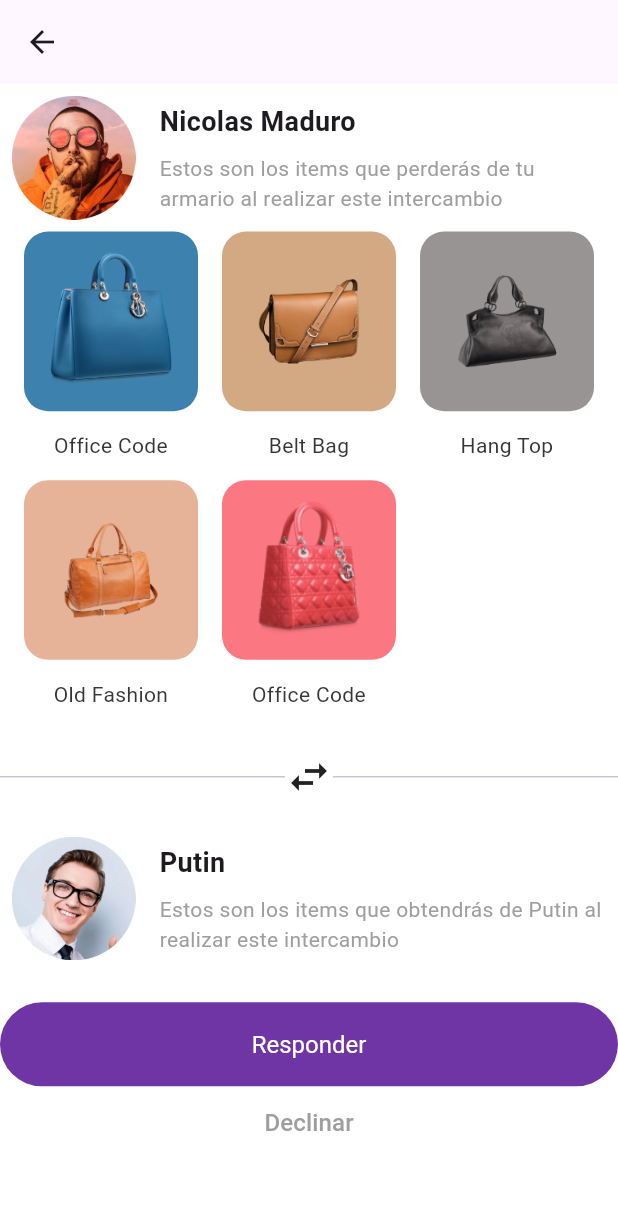
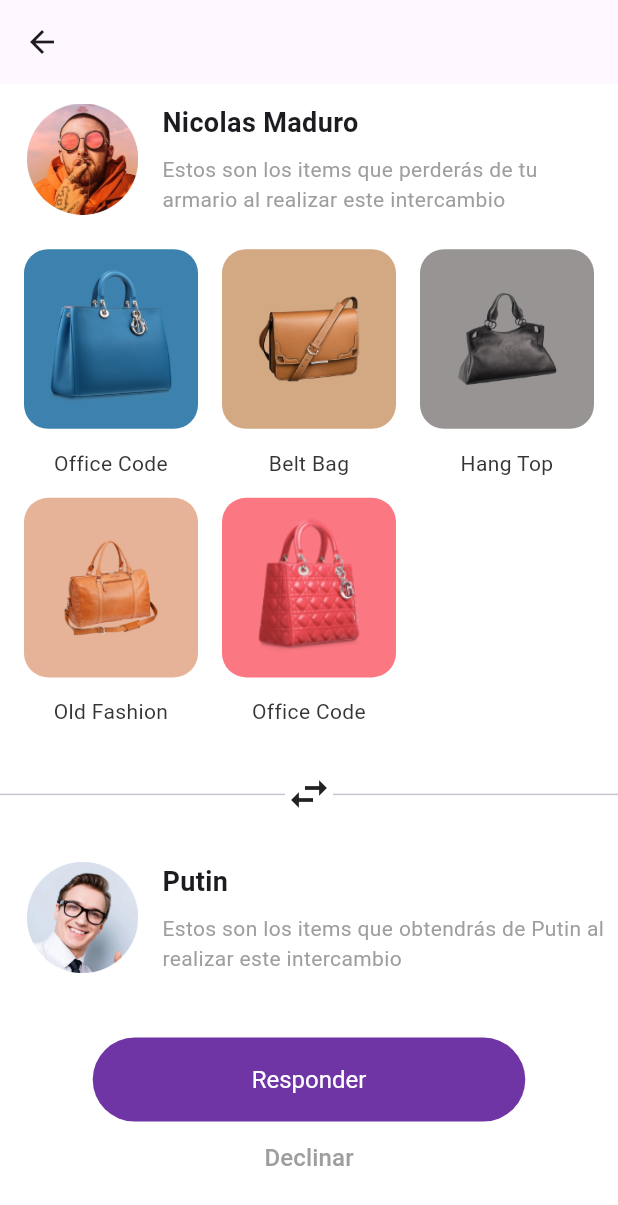
Before and after one commit to SwappyUPV/Swappy-Front, a Flutter app: the Exchanges screen opened directly, on a phone screen of 412 x 824 dp. Shown: the top 1205 px of the screen. Run offline on Flutter 3.47's test engine with Material 3 defaults, Android fonts, the phone set to English and light mode, and no system bars; our stand-ins replace cloud_firestore, firebase_auth, firebase_core, firebase_storage, flutter_svg, get and 4 more; accounts and stored records are empty; network calls fail; project files that could hold a hidden picture were left out.

Commit message:
responsive va de subida, no para

```diff
--- a/lib/features/exchanges/screens/home/components/user_header.dart
+++ b/lib/features/exchanges/screens/home/components/user_header.dart
@@ -18,7 +18,7 @@ class UserHeader extends StatelessWidget {
     // Ajustar el tamaño de la imagen según el ancho de la pantalla y si es web o móvil
     final double imageSize = kIsWeb
         ? MediaQuery.of(context).size.width * 0.06 // Tamaño de imagen en web
-        : MediaQuery.of(context).size.width * 0.2; // Tamaño de imagen en móvil
+        : MediaQuery.of(context).size.width * 0.18; // Tamaño de imagen en móvil
 
     final double maxWidth = 1000.0; // Máximo ancho del header en web
 
@@ -26,7 +26,7 @@ class UserHeader extends StatelessWidget {
       // Aplicar margen solo si es web
       margin: kIsWeb
           ? const EdgeInsets.only(bottom: 30, top: 20, left: 20)
-          : EdgeInsets.zero,
+          : const EdgeInsets.only(bottom: 15, top: 5, left: 10),
       padding: const EdgeInsets.all(8.0),
       width: maxWidth,
       alignment: Alignment.centerLeft, // Alinear todo el header a la izquierda
--- a/lib/features/exchanges/screens/home/exchanges.dart
+++ b/lib/features/exchanges/screens/home/exchanges.dart
@@ -56,7 +56,10 @@ class ExchangesState extends State<Exchanges> {
 
   @override
   Widget build(BuildContext context) {
-    final double maxWidth = 500.0; // Ancho máximo para botones en móvil y web
+    final bool isWeb = MediaQuery.of(context).size.width > 600;
+    final double maxWidth = isWeb
+        ? 500.0
+        : MediaQuery.of(context).size.width * 0.7; // 70% del ancho en móvil
 
     return Scaffold(
       appBar: AppBar(
```
